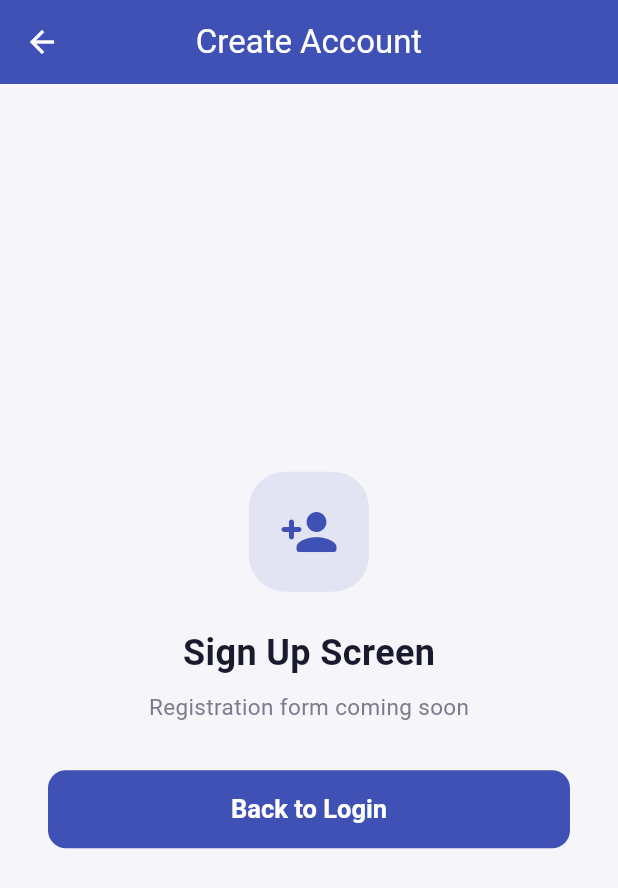
After one commit to flywithkhan29/simpleuiscreen, a Flutter app: the screen it shows after launch, after a tap on "Login", after a tap on "Sign Up", on a phone screen of 412 x 824 dp. The commit adds this screen. Shown: the top 888 px of the screen. Run offline on Flutter 3.47's test engine with Material 3 defaults, Android fonts, the phone set to English and light mode, and no system bars.

Commit message:
Login page improve or signup , build home screen

```diff
--- a/lib/main.dart
+++ b/lib/main.dart
@@ -1,4 +1,6 @@
 import 'package:flutter/material.dart';
+import 'main_screen.dart';
+import 'signup_screen.dart';
 
 void main() {
   runApp(const MyApp());
@@ -198,12 +200,10 @@ class _LoginScreenState extends State<LoginScreen> {
                 ElevatedButton(
                   onPressed: () {
                     if (_formKey.currentState!.validate()) {
-                      ScaffoldMessenger.of(context).showSnackBar(
-                        const SnackBar(
-                          content: Text('Login Successful'),
-                          backgroundColor: Color(0xFF3F51B5),
-                          behavior: SnackBarBehavior.floating,
-                          duration: Duration(seconds: 2),
+                      Navigator.push(
+                        context,
+                        MaterialPageRoute(
+                          builder: (context) => const MainScreen(),
                         ),
                       );
                     }
@@ -241,6 +241,39 @@ class _LoginScreenState extends State<LoginScreen> {
                     ),
                   ),
                 ),
+                const SizedBox(height: 32),
+
+                // ── Sign Up Link ──
+                Row(
+                  mainAxisAlignment: MainAxisAlignment.center,
+                  children: [
+                    const Text(
+                      "Don't have an account? ",
+                      style: TextStyle(
+                        fontSize: 14,
+                        color: Color(0xFF7B7B8E),
+                      ),
+                    ),
+                    GestureDetector(
+                      onTap: () {
+                        Navigator.push(
+                          context,
+                          MaterialPageRoute(
+                            builder: (context) => const SignUpScreen(),
+                          ),
+                        );
+                      },
+                      child: const Text(
+                        'Sign Up',
+                        style: TextStyle(
+                          fontSize: 14,
+                          fontWeight: FontWeight.bold,
+                          color: Color(0xFF3F51B5),
+                        ),
+                      ),
+                    ),
+                  ],
+                ),
               ],
             ),
             ),
--- /dev/null
+++ b/lib/signup_screen.dart
@@ -0,0 +1,80 @@
+import 'package:flutter/material.dart';
+
+class SignUpScreen extends StatelessWidget {
+  const SignUpScreen({super.key});
+
+  @override
+  Widget build(BuildContext context) {
+    return Scaffold(
+      backgroundColor: const Color(0xFFF5F5FA),
+      appBar: AppBar(
+        title: const Text('Create Account'),
+        backgroundColor: const Color(0xFF3F51B5),
+        foregroundColor: Colors.white,
+        elevation: 0,
+        centerTitle: true,
+      ),
+      body: Center(
+        child: Padding(
+          padding: const EdgeInsets.symmetric(horizontal: 32),
+          child: Column(
+            mainAxisAlignment: MainAxisAlignment.center,
+            children: [
+              Container(
+                width: 80,
+                height: 80,
+                decoration: BoxDecoration(
+                  color: const Color(0xFF3F51B5).withOpacity(0.1),
+                  borderRadius: BorderRadius.circular(24),
+                ),
+                child: const Icon(
+                  Icons.person_add_rounded,
+                  size: 40,
+                  color: Color(0xFF3F51B5),
+                ),
+              ),
+              const SizedBox(height: 24),
+              const Text(
+                'Sign Up Screen',
+                style: TextStyle(
+                  fontSize: 24,
+                  fontWeight: FontWeight.bold,
+                  color: Color(0xFF1A1A2E),
+                ),
+              ),
+              const SizedBox(height: 8),
+              const Text(
+                'Registration form coming soon',
+                style: TextStyle(
+                  fontSize: 15,
+                  color: Color(0xFF7B7B8E),
+                ),
+              ),
+              const SizedBox(height: 32),
+              SizedBox(
+                width: double.infinity,
+                child: ElevatedButton(
+                  onPressed: () => Navigator.pop(context),
+                  style: ElevatedButton.styleFrom(
+                    backgroundColor: const Color(0xFF3F51B5),
+                    foregroundColor: Colors.white,
+                    padding: const EdgeInsets.symmetric(vertical: 16),
+                    shape: RoundedRectangleBorder(
+                      borderRadius: BorderRadius.circular(12),
+                    ),
+                    elevation: 0,
+                    textStyle: const TextStyle(
+                      fontSize: 17,
+                      fontWeight: FontWeight.w600,
+                    ),
+                  ),
+                  child: const Text('Back to Login'),
+                ),
+              ),
+            ],
+          ),
+        ),
+      ),
+    );
+  }
+}
```
Also changed, not shown: lib/home_screen.dart (+0 -64 lines), lib/main_screen.dart (added, +471 -0 lines).
